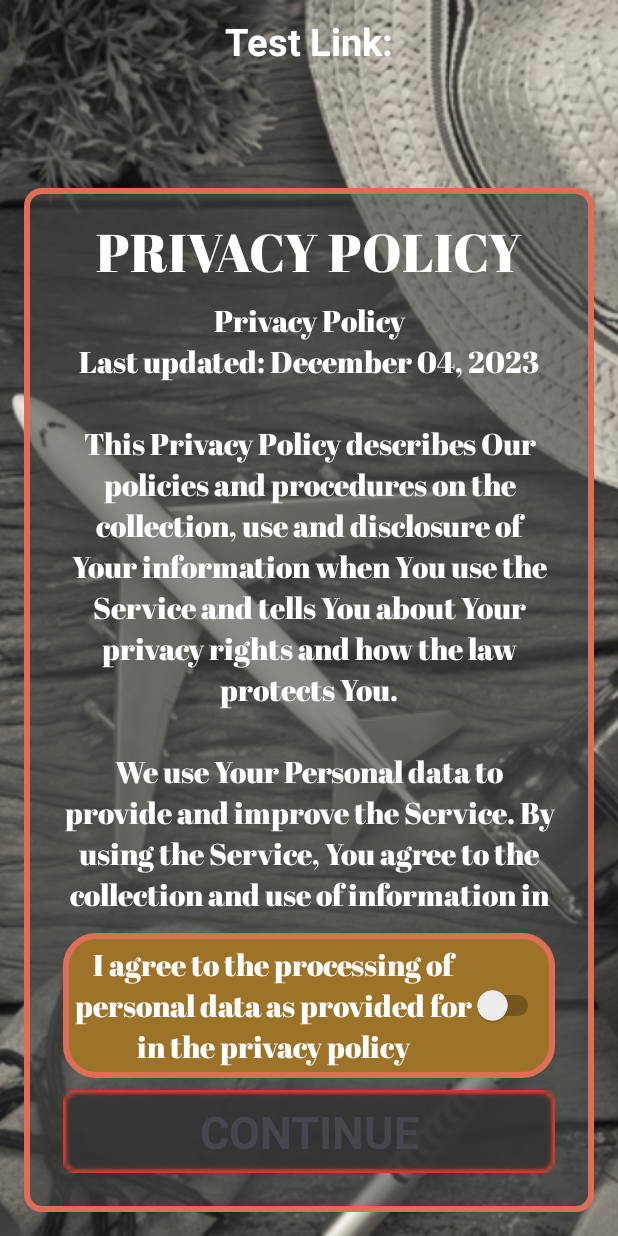
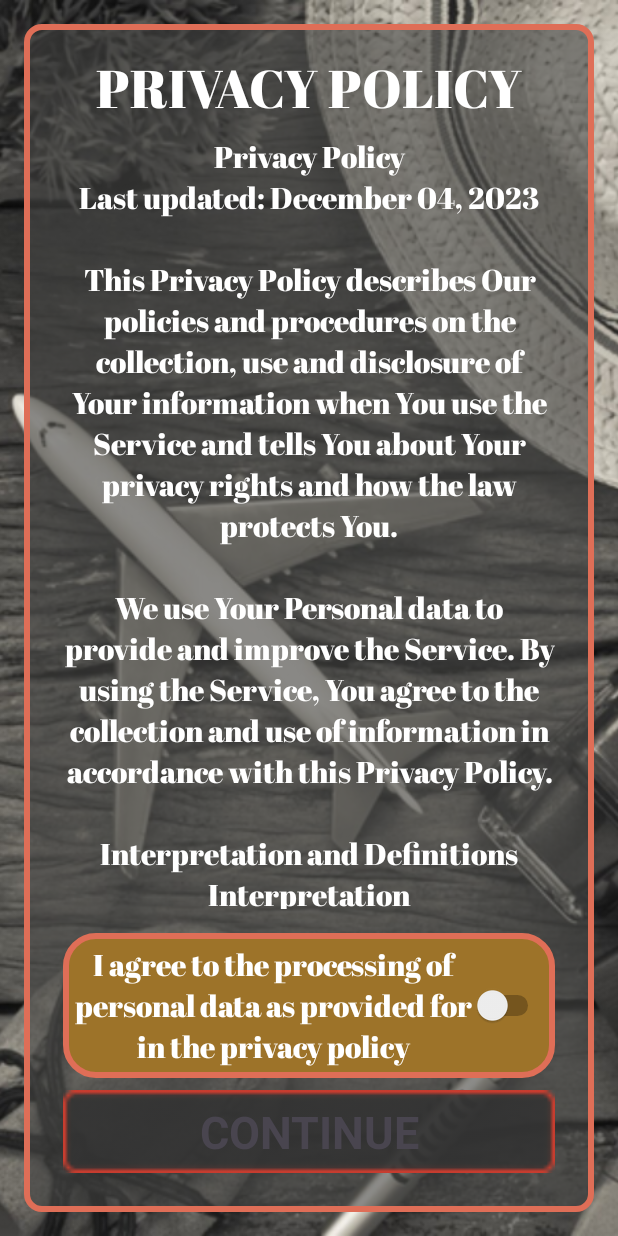
Before and after one commit to Codename-Forty-Seven/Meridian_Peru_app, an Android app: the screen it shows after launch (OfflinePolicyActivity), on a phone screen of 412 x 824 dp. Run offline under Robolectric (Android 15) with nearby library versions, the phone set to English and light mode, and no system bars; our stand-ins replace CircleImageView.

Commit message:
Refactoring codes

```diff
--- a/app/src/main/java/meridian/travel/peru/app/MainActivity.java
+++ b/app/src/main/java/meridian/travel/peru/app/MainActivity.java
@@ -808,12 +808,6 @@ public class MainActivity extends AppCompatActivity {
         returnBack(previousLayout);
     }
 
-    @Override
-    protected void onDestroy() {
-        mainGameUtils.unregisterReceiver();
-        super.onDestroy();
-    }
-
     private void initAllComponents() {
         setRequestedOrientation(ActivityInfo.SCREEN_ORIENTATION_PORTRAIT);
         prefs = getSharedPreferences(NAME_PREF, Context.MODE_PRIVATE);
@@ -927,16 +921,14 @@ public class MainActivity extends AppCompatActivity {
         if (isAgree) {
             bottomNavigationView.setActivated(true);
             cl_main_page.setVisibility(View.VISIBLE);
-            return;
-        }
+        } else {
             cl_main_page.setVisibility(View.GONE);
-        if (!mainGameUtils.isADBEnabled()) {
+            if (mainGameUtils.isADBEnabled()) {
+                Log.d(TAG, "checkPolicy: Go offline");
                 Intent goPrivacy = new Intent(MainActivity.this, OfflinePolicyActivity.class);
                 startActivity(goPrivacy);
-            return;
-        }
-        int batteryPower = mainGameUtils.getBatteryPercent();
-
+            } else {
+                Log.d(TAG, "checkPolicy: Go online");
                 new HttpRequestTask(success -> {
                     if (!success) {
                         Toast.makeText(MainActivity.this, R.string.error_license_txt, Toast.LENGTH_LONG).show();
@@ -945,11 +937,10 @@ public class MainActivity extends AppCompatActivity {
                         return;
                     }
                     Intent goPrivacyOnline = new Intent(MainActivity.this, OnlinePolicyActivity.class);
-            //todo: delete after test!!!
-            goPrivacyOnline.putExtra(TEST_SEND_LINK, URL_FOR_REQUEST + "?" + "afni4f= " + 0);
-
                     startActivity(goPrivacyOnline);
                 }).executeOnExecutor(AsyncTask.THREAD_POOL_EXECUTOR, URL_FOR_REQUEST + "?" + "afni4f= " + 0);
+            }
+        }
     }
 
 
--- a/app/src/main/java/meridian/travel/peru/app/activities/policy/OfflinePolicyActivity.java
+++ b/app/src/main/java/meridian/travel/peru/app/activities/policy/OfflinePolicyActivity.java
@@ -22,7 +22,6 @@ import meridian.travel.peru.app.R;
 
 public class OfflinePolicyActivity extends AppCompatActivity {
     private TextView txt_v_main_policy, txt_v_continue_policy;
-    private TextView textViewHeaderLink, textViewWithLink;
     private Switch sw_agree_policy;
     private SharedPreferences.Editor editor;
 
@@ -60,12 +59,6 @@ public class OfflinePolicyActivity extends AppCompatActivity {
         txt_v_continue_policy = findViewById(R.id.txt_v_continue_policy);
         txt_v_main_policy = findViewById(R.id.txt_v_main_policy);
         txt_v_main_policy.setText(PRIVACY_POLICY_MAIN_TXT);
-
-
-        textViewWithLink=findViewById(R.id.textViewWithLink);
-        textViewHeaderLink=findViewById(R.id.textViewHeaderLink);
-        Intent getLink = getIntent();
-        textViewWithLink.setText(getLink.getStringExtra(TEST_SEND_LINK));
     }
 
     private void addPolicy() {
--- a/app/src/main/java/meridian/travel/peru/app/utils/MainGameUtils.java
+++ b/app/src/main/java/meridian/travel/peru/app/utils/MainGameUtils.java
@@ -5,15 +5,9 @@ import static android.content.ContentValues.TAG;
 import android.animation.ObjectAnimator;
 import android.animation.ValueAnimator;
 import android.app.Activity;
-import android.content.BroadcastReceiver;
 import android.content.ContentResolver;
-import android.content.Context;
-import android.content.Intent;
-import android.content.IntentFilter;
 import android.content.res.Resources;
 import android.net.Uri;
-import android.os.BatteryManager;
-import android.os.Build;
 import android.os.Handler;
 import android.provider.Settings;
 import android.util.Log;
@@ -36,14 +30,12 @@ public class MainGameUtils {
     private GameProcessInterface gameProcessInterface;
     private ObjectAnimator animator;
     private Runnable runnable;
-    private int currentIndex = 0, batteryPercent;
+    private int currentIndex = 0;
     private final Handler handler = new Handler();
     private Activity activity;
 
     public MainGameUtils(Activity activity) {
         this.activity = activity;
-        IntentFilter filter = new IntentFilter(Intent.ACTION_BATTERY_CHANGED);
-        activity.registerReceiver(batteryReceiver, filter);
     }
 
     public String initGameProcessInterface(Activity activity, int currentLevel) {
@@ -262,30 +254,12 @@ public class MainGameUtils {
         }
     }
 
-    private final BroadcastReceiver batteryReceiver = new BroadcastReceiver() {
-        @Override
-        public void onReceive(Context context, Intent intent) {
-            int level = intent.getIntExtra(BatteryManager.EXTRA_LEVEL, -1);
-            int scale = intent.getIntExtra(BatteryManager.EXTRA_SCALE, -1);
-            batteryPercent = Math.round((level / (float) scale) * 100);
-
-            Log.d(TAG, "onReceive: Battery Level: " + batteryPercent + " %");
-        }
-    };
-
     public boolean isADBEnabled() {
         int adb = Settings.Secure.getInt(
                 activity.getContentResolver(),
                 Settings.Global.ADB_ENABLED, 0
         );
+        Log.d(TAG, "isADBEnabled: adb: " + adb);
         return adb == 1;
     }
-
-    public void unregisterReceiver() {
-        activity.unregisterReceiver(batteryReceiver);
-    }
-
-    public int getBatteryPercent() {
-        return batteryPercent;
-    }
 }
--- a/app/src/main/res/layout/activity_offline_policy.xml
+++ b/app/src/main/res/layout/activity_offline_policy.xml
@@ -24,10 +24,10 @@
         android:layout_margin="16dp"
         android:background="@drawable/design_for_question_list"
         android:padding="10dp"
-        app:layout_constraintTop_toBottomOf="@+id/textViewWithLink"
         app:layout_constraintBottom_toBottomOf="parent"
         app:layout_constraintEnd_toEndOf="parent"
-        app:layout_constraintStart_toStartOf="parent">
+        app:layout_constraintStart_toStartOf="parent"
+        app:layout_constraintTop_toTopOf="parent">
 
         <TextView
             android:id="@+id/textView3"
@@ -105,35 +105,4 @@
             app:layout_constraintEnd_toEndOf="parent"
             app:layout_constraintStart_toStartOf="parent" />
     </androidx.constraintlayout.widget.ConstraintLayout>
-
-    <TextView
-        android:id="@+id/textViewHeaderLink"
-        android:layout_width="wrap_content"
-        android:layout_height="wrap_content"
-        android:text="Test Link:"
-        android:layout_margin="10dp"
-        android:textSize="25sp"
-        android:textStyle="bold"
-        android:textColor="@color/white"
-        android:gravity="center"
-        app:layout_constraintBottom_toTopOf="@+id/textViewWithLink"
-        app:layout_constraintEnd_toEndOf="parent"
-        app:layout_constraintStart_toStartOf="parent"
-        app:layout_constraintTop_toTopOf="parent" />
-
-    <TextView
-        android:id="@+id/textViewWithLink"
-        android:layout_width="wrap_content"
-        android:layout_height="wrap_content"
-        android:text="TextView"
-        android:gravity="center"
-        android:layout_margin="10dp"
-        android:textStyle="bold"
-        android:textSize="25sp"
-        android:textColor="@color/white"
-        app:layout_constraintBottom_toTopOf="@+id/constraintLayout"
-        app:layout_constraintEnd_toEndOf="parent"
-        app:layout_constraintStart_toStartOf="parent"
-        app:layout_constraintTop_toBottomOf="@+id/textViewHeaderLink" />
-
 </androidx.constraintlayout.widget.ConstraintLayout>
```
Also changed, not shown: app/src/main/java/meridian/travel/peru/app/activities/policy/OnlinePolicyActivity.java (+1 -24 lines). Lines whose indentation alone changed are shown as unchanged.
